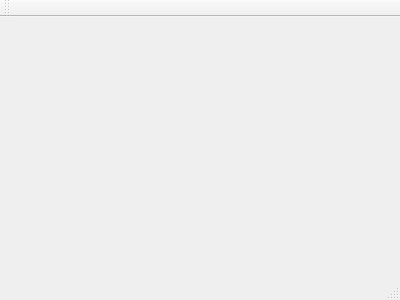
Before: the Qt Designer form mainwindow.ui in armbrustsamuel/cadastroConsultasDesignPatterns, drawn with Qt 5.
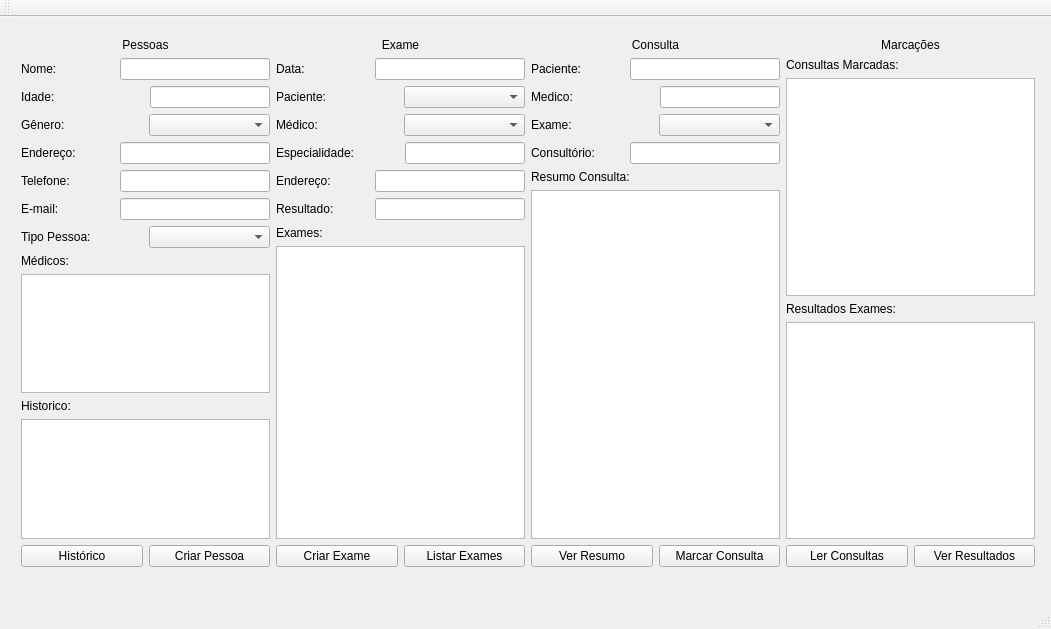
After: the same form once the commit is applied.

Commit message: screen defined redefined + create new exame ok

What changed in the file:
```diff
--- a/mainwindow.ui
+++ b/mainwindow.ui
@@ -1,24 +1,604 @@
 <ui version="4.0">
  <class>MainWindow</class>
- <widget class="QMainWindow" name="MainWindow" >
-  <property name="geometry" >
+ <widget class="QMainWindow" name="MainWindow">
+  <property name="geometry">
    <rect>
     <x>0</x>
     <y>0</y>
-    <width>400</width>
-    <height>300</height>
+    <width>1051</width>
+    <height>629</height>
    </rect>
   </property>
   <property name="windowTitle" >
    <string>MainWindow</string>
   </property>
-  <widget class="QMenuBar" name="menuBar" />
-  <widget class="QToolBar" name="mainToolBar" />
-  <widget class="QWidget" name="centralWidget" />
-  <widget class="QStatusBar" name="statusBar" />
+  <widget class="QWidget" name="centralWidget">
+   <widget class="QWidget" name="horizontalLayoutWidget">
+    <property name="geometry">
+     <rect>
+      <x>10</x>
+      <y>10</y>
+      <width>1036</width>
+      <height>551</height>
+     </rect>
+    </property>
+    <layout class="QHBoxLayout" name="horizontalLayout">
+     <item>
+      <layout class="QVBoxLayout" name="verticalLayout_5">
+       <item>
+        <layout class="QVBoxLayout" name="verticalLayout_6">
+         <item>
+          <widget class="QLabel" name="pessoasTtitle">
+           <property name="text">
+            <string>Pessoas</string>
+           </property>
+           <property name="alignment">
+            <set>Qt::AlignCenter</set>
+           </property>
+          </widget>
+         </item>
+         <item>
+          <layout class="QHBoxLayout" name="horizontalLayout_3">
+           <item>
+            <widget class="QLabel" name="nomePessoalbl">
+             <property name="text">
+              <string>Nome:</string>
+             </property>
+            </widget>
+           </item>
+           <item>
+            <widget class="QLineEdit" name="nomePessoaTxt">
+             <property name="maximumSize">
+              <size>
+               <width>150</width>
+               <height>16777215</height>
+              </size>
+             </property>
+            </widget>
+           </item>
+          </layout>
+         </item>
+         <item>
+          <layout class="QHBoxLayout" name="horizontalLayout_2">
+           <item>
+            <widget class="QLabel" name="idadeLbl">
+             <property name="text">
+              <string>Idade:</string>
+             </property>
+            </widget>
+           </item>
+           <item>
+            <widget class="QLineEdit" name="idadeTxt">
+             <property name="minimumSize">
+              <size>
+               <width>50</width>
+               <height>0</height>
+              </size>
+             </property>
+             <property name="maximumSize">
+              <size>
+               <width>120</width>
+               <height>16777215</height>
+              </size>
+             </property>
+            </widget>
+           </item>
+          </layout>
+         </item>
+         <item>
+          <layout class="QHBoxLayout" name="horizontalLayout_4">
+           <item>
+            <widget class="QLabel" name="generoLbl">
+             <property name="text">
+              <string>Gênero:</string>
+             </property>
+            </widget>
+           </item>
+           <item>
+            <widget class="QComboBox" name="generoCbox"/>
+           </item>
+          </layout>
+         </item>
+         <item>
+          <layout class="QHBoxLayout" name="horizontalLayout_5">
+           <item>
+            <widget class="QLabel" name="enderecoLbl">
+             <property name="text">
+              <string>Endereço:</string>
+             </property>
+            </widget>
+           </item>
+           <item>
+            <widget class="QLineEdit" name="enderecoTxt">
+             <property name="maximumSize">
+              <size>
+               <width>150</width>
+               <height>16777215</height>
+              </size>
+             </property>
+            </widget>
+           </item>
+          </layout>
+         </item>
+         <item>
+          <layout class="QHBoxLayout" name="horizontalLayout_6">
+           <item>
+            <widget class="QLabel" name="telefoneLbl">
+             <property name="text">
+              <string>Telefone:</string>
+             </property>
+            </widget>
+           </item>
+           <item>
+            <widget class="QLineEdit" name="telefoneTxt">
+             <property name="maximumSize">
+              <size>
+               <width>150</width>
+               <height>16777215</height>
+              </size>
+             </property>
+            </widget>
+           </item>
+          </layout>
+         </item>
+         <item>
+          <layout class="QHBoxLayout" name="horizontalLayout_7">
+           <item>
+            <widget class="QLabel" name="emailLbl">
+             <property name="text">
+              <string>E-mail:</string>
+             </property>
+            </widget>
+           </item>
+           <item>
+            <widget class="QLineEdit" name="emailTxt">
+             <property name="maximumSize">
+              <size>
+               <width>150</width>
+               <height>16777215</height>
+              </size>
+             </property>
+            </widget>
+           </item>
+          </layout>
+         </item>
+         <item>
+          <layout class="QHBoxLayout" name="horizontalLayout_41">
+           <item>
+            <widget class="QLabel" name="tipoLbl">
+             <property name="text">
+              <string>Tipo Pessoa:</string>
+             </property>
+            </widget>
+           </item>
+           <item>
+            <widget class="QComboBox" name="tipoCbox"/>
+           </item>
+          </layout>
+         </item>
+         <item>
+          <layout class="QVBoxLayout" name="verticalLayout_10">
+           <item>
+            <widget class="QLabel" name="medicosLbl">
+             <property name="text">
+              <string>Médicos:</string>
+             </property>
+            </widget>
+           </item>
+           <item>
+            <widget class="QTextEdit" name="medicosTxt"/>
+           </item>
+           <item>
+            <widget class="QLabel" name="historicoLbl">
+             <property name="text">
+              <string>Historico:</string>
+             </property>
+            </widget>
+           </item>
+           <item>
+            <widget class="QTextEdit" name="historicoTxt"/>
+           </item>
+           <item>
+            <layout class="QHBoxLayout" name="horizontalLayout_37">
+             <item>
+              <widget class="QPushButton" name="historicoBtn">
+               <property name="text">
+                <string>Histórico</string>
+               </property>
+              </widget>
+             </item>
+             <item>
+              <widget class="QPushButton" name="criarPessoaBtn">
+               <property name="text">
+                <string>Criar Pessoa</string>
+               </property>
+              </widget>
+             </item>
+            </layout>
+           </item>
+          </layout>
+         </item>
+        </layout>
+       </item>
+      </layout>
+     </item>
+     <item>
+      <layout class="QVBoxLayout" name="verticalLayout_22">
+       <item>
+        <layout class="QVBoxLayout" name="verticalLayout_23">
+         <item>
+          <widget class="QLabel" name="exameTitle">
+           <property name="text">
+            <string>Exame</string>
+           </property>
+           <property name="alignment">
+            <set>Qt::AlignCenter</set>
+           </property>
+          </widget>
+         </item>
+         <item>
+          <layout class="QHBoxLayout" name="horizontalLayout_27">
+           <item>
+            <widget class="QLabel" name="dataLbl">
+             <property name="text">
+              <string>Data:</string>
+             </property>
+            </widget>
+           </item>
+           <item>
+            <widget class="QLineEdit" name="dataTxt">
+             <property name="maximumSize">
+              <size>
+               <width>150</width>
+               <height>16777215</height>
+              </size>
+             </property>
+            </widget>
+           </item>
+          </layout>
+         </item>
+         <item>
+          <layout class="QHBoxLayout" name="horizontalLayout_39">
+           <item>
+            <widget class="QLabel" name="pacienteExameLbl">
+             <property name="text">
+              <string>Paciente:</string>
+             </property>
+            </widget>
+           </item>
+           <item>
+            <widget class="QComboBox" name="pacienteExameCbox"/>
+           </item>
+          </layout>
+         </item>
+         <item>
+          <layout class="QHBoxLayout" name="horizontalLayout_28">
+           <item>
+            <widget class="QLabel" name="medicoExameLbl">
+             <property name="text">
+              <string>Médico:</string>
+             </property>
+            </widget>
+           </item>
+           <item>
+            <widget class="QComboBox" name="medicoExameCbox"/>
+           </item>
+          </layout>
+         </item>
+         <item>
+          <layout class="QHBoxLayout" name="horizontalLayout_29">
+           <item>
+            <widget class="QLabel" name="especialidadeLbl">
+             <property name="text">
+              <string>Especialidade:</string>
+             </property>
+            </widget>
+           </item>
+           <item>
+            <widget class="QLineEdit" name="especialidadeTxt">
+             <property name="minimumSize">
+              <size>
+               <width>50</width>
+               <height>0</height>
+              </size>
+             </property>
+             <property name="maximumSize">
+              <size>
+               <width>120</width>
+               <height>16777215</height>
+              </size>
+             </property>
+            </widget>
+           </item>
+          </layout>
+         </item>
+         <item>
+          <layout class="QHBoxLayout" name="horizontalLayout_30">
+           <item>
+            <widget class="QLabel" name="enderecoExameLbl">
+             <property name="text">
+              <string>Endereço:</string>
+             </property>
+            </widget>
+           </item>
+           <item>
+            <widget class="QLineEdit" name="enderecoExameTxt">
+             <property name="maximumSize">
+              <size>
+               <width>150</width>
+               <height>16777215</height>
+              </size>
+             </property>
+            </widget>
+           </item>
+          </layout>
+         </item>
+         <item>
+          <layout class="QHBoxLayout" name="horizontalLayout_31">
+           <item>
+            <widget class="QLabel" name="resultadoLbl">
+             <property name="text">
+              <string>Resultado:</string>
+             </property>
+            </widget>
+           </item>
+           <item>
+            <widget class="QLineEdit" name="resultadoTxt">
+             <property name="maximumSize">
+              <size>
+               <width>150</width>
+               <height>16777215</height>
+              </size>
+             </property>
+            </widget>
+           </item>
+          </layout>
+         </item>
+         <item>
+          <layout class="QVBoxLayout" name="verticalLayout_24">
+           <item>
+            <widget class="QLabel" name="examesLbl">
+             <property name="text">
+              <string>Exames:</string>
+             </property>
+            </widget>
+           </item>
+           <item>
+            <widget class="QTextEdit" name="examesTxt"/>
+           </item>
+           <item>
+            <layout class="QHBoxLayout" name="horizontalLayout_38">
+             <item>
+              <widget class="QPushButton" name="criarExameBtn">
+               <property name="text">
+                <string>Criar Exame</string>
+               </property>
+              </widget>
+             </item>
+             <item>
+              <widget class="QPushButton" name="listarExameBtn">
+               <property name="text">
+                <string>Listar Exames</string>
+               </property>
+              </widget>
+             </item>
+            </layout>
+           </item>
+          </layout>
+         </item>
+        </layout>
+       </item>
+      </layout>
+     </item>
+     <item>
+      <layout class="QVBoxLayout" name="verticalLayout_7">
+       <item>
+        <widget class="QLabel" name="pessoasTtitle_2">
+         <property name="text">
+          <string>Consulta</string>
+         </property>
+         <property name="alignment">
+          <set>Qt::AlignCenter</set>
+         </property>
+        </widget>
+       </item>
+       <item>
+        <layout class="QHBoxLayout" name="horizontalLayout_8">
+         <item>
+          <widget class="QLabel" name="pacienteConsultaLbl">
+           <property name="text">
+            <string>Paciente:</string>
+           </property>
+          </widget>
+         </item>
+         <item>
+          <widget class="QLineEdit" name="pacienteConsultaTxt">
+           <property name="maximumSize">
+            <size>
+             <width>150</width>
+             <height>16777215</height>
+            </size>
+           </property>
+          </widget>
+         </item>
+        </layout>
+       </item>
+       <item>
+        <layout class="QHBoxLayout" name="horizontalLayout_9">
+         <item>
+          <widget class="QLabel" name="medicoConsultaLbl">
+           <property name="text">
+            <string>Medico:</string>
+           </property>
+          </widget>
+         </item>
+         <item>
+          <widget class="QLineEdit" name="medicoConsultaTxt">
+           <property name="minimumSize">
+            <size>
+             <width>50</width>
+             <height>0</height>
+            </size>
+           </property>
+           <property name="maximumSize">
+            <size>
+             <width>120</width>
+             <height>16777215</height>
+            </size>
+           </property>
+          </widget>
+         </item>
+        </layout>
+       </item>
+       <item>
+        <layout class="QHBoxLayout" name="horizontalLayout_10">
+         <item>
+          <widget class="QLabel" name="exameConsultaLbl">
+           <property name="text">
+            <string>Exame:</string>
+           </property>
+          </widget>
+         </item>
+         <item>
+          <widget class="QComboBox" name="exameConsultaCbox"/>
+         </item>
+        </layout>
+       </item>
+       <item>
+        <layout class="QHBoxLayout" name="horizontalLayout_11">
+         <item>
+          <widget class="QLabel" name="consultorioLbl">
+           <property name="text">
+            <string>Consultório:</string>
+           </property>
+          </widget>
+         </item>
+         <item>
+          <widget class="QLineEdit" name="consultorioTxt">
+           <property name="maximumSize">
+            <size>
+             <width>150</width>
+             <height>16777215</height>
+            </size>
+           </property>
+          </widget>
+         </item>
+        </layout>
+       </item>
+       <item>
+        <layout class="QVBoxLayout" name="verticalLayout_13">
+         <item>
+          <widget class="QLabel" name="resumoConsultaLbl">
+           <property name="text">
+            <string>Resumo Consulta:</string>
+           </property>
+          </widget>
+         </item>
+         <item>
+          <widget class="QTextEdit" name="resumoConsultaTxt"/>
+         </item>
+         <item>
+          <layout class="QHBoxLayout" name="horizontalLayout_40">
+           <item>
+            <widget class="QPushButton" name="letExamesBtn">
+             <property name="text">
+              <string>Ver Resumo</string>
+             </property>
+            </widget>
+           </item>
+           <item>
+            <widget class="QPushButton" name="marcarConsultaBtn">
+             <property name="text">
+              <string>Marcar Consulta</string>
+             </property>
+            </widget>
+           </item>
+          </layout>
+         </item>
+        </layout>
+       </item>
+      </layout>
+     </item>
+     <item>
+      <layout class="QVBoxLayout" name="verticalLayout_8">
+       <item>
+        <widget class="QLabel" name="pessoasTtitle_3">
+         <property name="text">
+          <string>Marcações</string>
+         </property>
+         <property name="alignment">
+          <set>Qt::AlignCenter</set>
+         </property>
+        </widget>
+       </item>
+       <item>
+        <layout class="QVBoxLayout" name="verticalLayout_15">
+         <item>
+          <widget class="QLabel" name="consultasMarcadasLbl">
+           <property name="text">
+            <string>Consultas Marcadas:</string>
+           </property>
+          </widget>
+         </item>
+         <item>
+          <widget class="QTextEdit" name="consultasMarcadasTxt"/>
+         </item>
+         <item>
+          <widget class="QLabel" name="resultadoExamesLbl">
+           <property name="text">
+            <string>Resultados Exames:</string>
+           </property>
+          </widget>
+         </item>
+         <item>
+          <widget class="QTextEdit" name="resultadoExamesTxt"/>
+         </item>
+         <item>
+          <layout class="QHBoxLayout" name="horizontalLayout_44">
+           <item>
+            <widget class="QPushButton" name="lerConsultasBtn">
+             <property name="text">
+              <string>Ler Consultas</string>
+             </property>
+            </widget>
+           </item>
+           <item>
+            <widget class="QPushButton" name="criarPessoaBtn_3">
+             <property name="text">
+              <string>Ver Resultados</string>
+             </property>
+            </widget>
+           </item>
+          </layout>
+         </item>
+        </layout>
+       </item>
+      </layout>
+     </item>
+    </layout>
+   </widget>
+  </widget>
+  <widget class="QMenuBar" name="menuBar">
+   <property name="geometry">
+    <rect>
+     <x>0</x>
+     <y>0</y>
+     <width>1051</width>
+     <height>22</height>
+    </rect>
+   </property>
+  </widget>
+  <widget class="QToolBar" name="mainToolBar">
+   <attribute name="toolBarArea">
+    <enum>TopToolBarArea</enum>
+   </attribute>
+   <attribute name="toolBarBreak">
+    <bool>false</bool>
+   </attribute>
+  </widget>
+  <widget class="QStatusBar" name="statusBar"/>
  </widget>
- <layoutDefault spacing="6" margin="11" />
- <pixmapfunction></pixmapfunction>
+ <layoutdefault spacing="6" margin="11"/>
  <resources/>
  <connections/>
 </ui>
```
Left out of the diff: 3 changed lines with no effect on the pictures. The commit also changes 10 other files.
